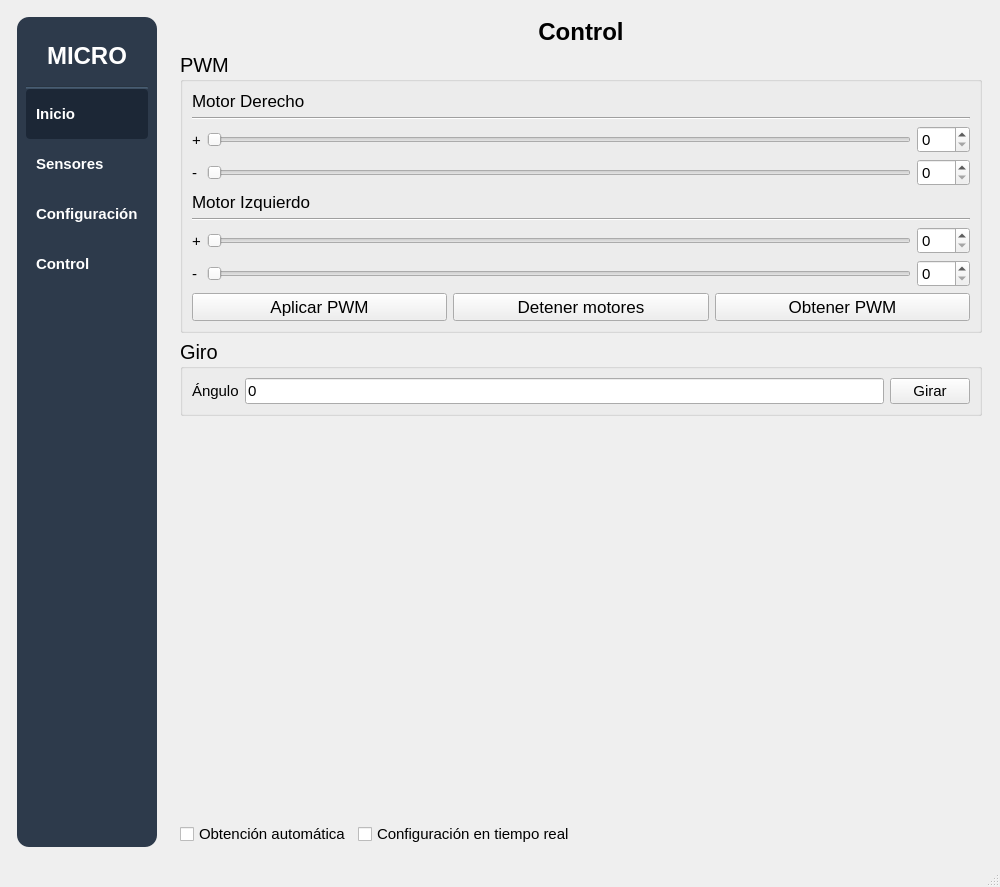
Above: mainwindow.ui from IvanLeiCas22/HMI_MICROMOUSE_V4 before the change. Below: the same form after it.
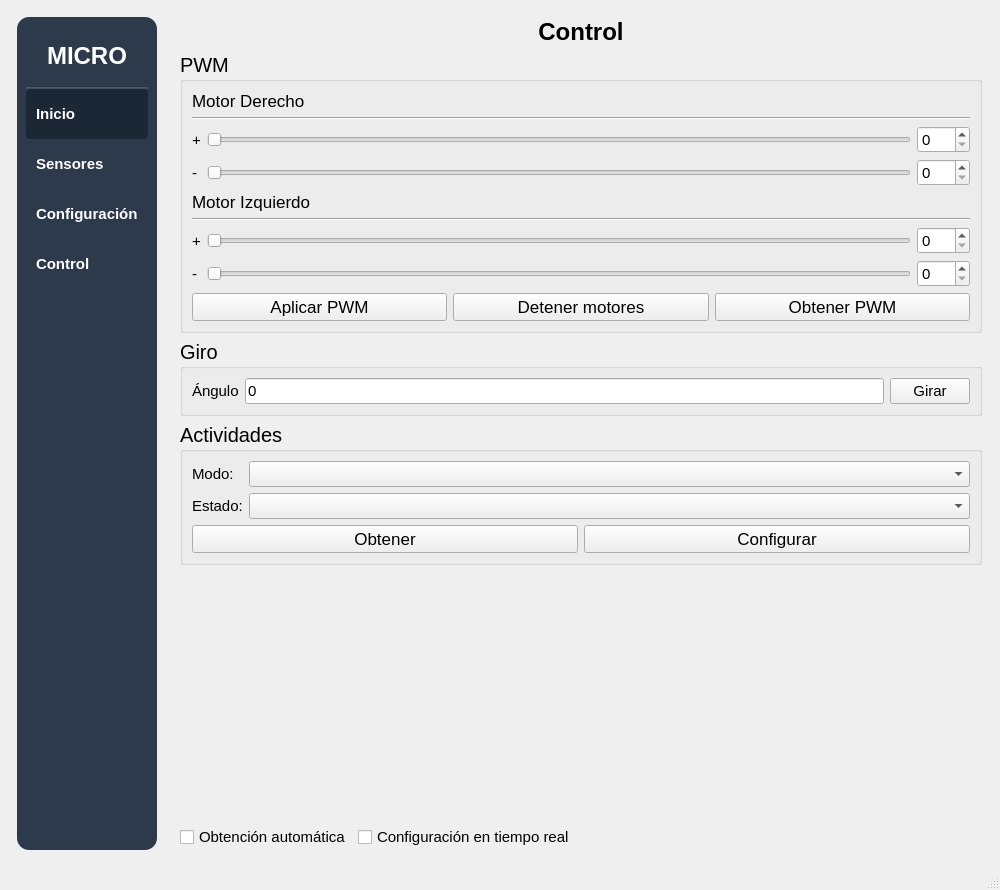
That is the form after the change. The open tabs and pages were chosen to show the change.

Commit message: Petición y cambio de modo del autito

Diff of the .ui file:
```diff
--- a/mainwindow.ui
+++ b/mainwindow.ui
@@ -7,7 +7,7 @@
     <x>0</x>
     <y>0</y>
     <width>1000</width>
-    <height>887</height>
+    <height>890</height>
    </rect>
   </property>
   <property name="font">
@@ -2213,6 +2213,106 @@
           </layout>
          </widget>
         </item>
+        <item>
+         <widget class="QGroupBox" name="groupBox_2">
+          <property name="font">
+           <font>
+            <pointsize>15</pointsize>
+           </font>
+          </property>
+          <property name="title">
+           <string>Actividades</string>
+          </property>
+          <layout class="QVBoxLayout" name="verticalLayout_21">
+           <item>
+            <layout class="QGridLayout" name="gridLayout_8">
+             <item row="0" column="1">
+              <widget class="QComboBox" name="comboRobotMode">
+               <property name="sizePolicy">
+                <sizepolicy hsizetype="MinimumExpanding" vsizetype="Fixed">
+                 <horstretch>0</horstretch>
+                 <verstretch>0</verstretch>
+                </sizepolicy>
+               </property>
+               <property name="font">
+                <font>
+                 <pointsize>11</pointsize>
+                </font>
+               </property>
+              </widget>
+             </item>
+             <item row="0" column="0">
+              <widget class="QLabel" name="label_38">
+               <property name="font">
+                <font>
+                 <pointsize>11</pointsize>
+                </font>
+               </property>
+               <property name="text">
+                <string>Modo:</string>
+               </property>
+              </widget>
+             </item>
+             <item row="1" column="0">
+              <widget class="QLabel" name="label_39">
+               <property name="font">
+                <font>
+                 <pointsize>11</pointsize>
+                </font>
+               </property>
+               <property name="text">
+                <string>Estado:</string>
+               </property>
+              </widget>
+             </item>
+             <item row="1" column="1">
+              <widget class="QComboBox" name="comboRobotAppState">
+               <property name="sizePolicy">
+                <sizepolicy hsizetype="MinimumExpanding" vsizetype="Fixed">
+                 <horstretch>0</horstretch>
+                 <verstretch>0</verstretch>
+                </sizepolicy>
+               </property>
+               <property name="font">
+                <font>
+                 <pointsize>11</pointsize>
+                </font>
+               </property>
+              </widget>
+             </item>
+            </layout>
+           </item>
+           <item>
+            <layout class="QHBoxLayout" name="horizontalLayout_22">
+             <item>
+              <widget class="QPushButton" name="btnGetRobotStatus">
+               <property name="font">
+                <font>
+                 <pointsize>13</pointsize>
+                </font>
+               </property>
+               <property name="text">
+                <string>Obtener</string>
+               </property>
+              </widget>
+             </item>
+             <item>
+              <widget class="QPushButton" name="btnSetRobotStatus">
+               <property name="font">
+                <font>
+                 <pointsize>13</pointsize>
+                </font>
+               </property>
+               <property name="text">
+                <string>Configurar</string>
+               </property>
+              </widget>
+             </item>
+            </layout>
+           </item>
+          </layout>
+         </widget>
+        </item>
         <item>
          <spacer name="verticalSpacer_4">
           <property name="orientation">
```
Left out of the diff: 2 changed lines with no effect on the pictures. The commit also changes 15 other files.
